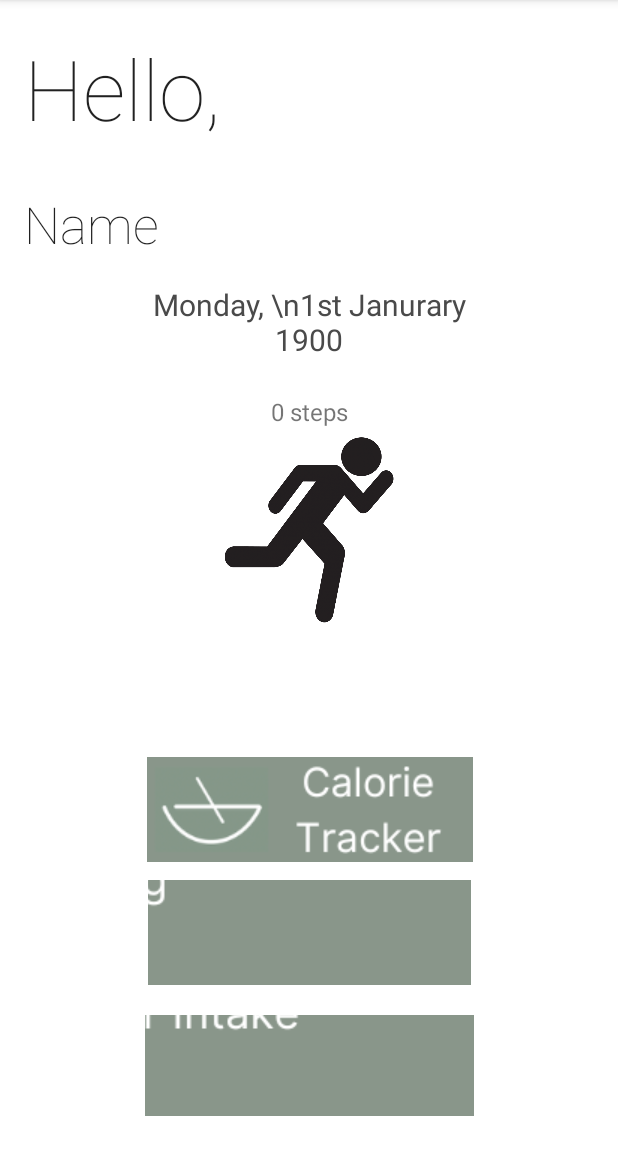
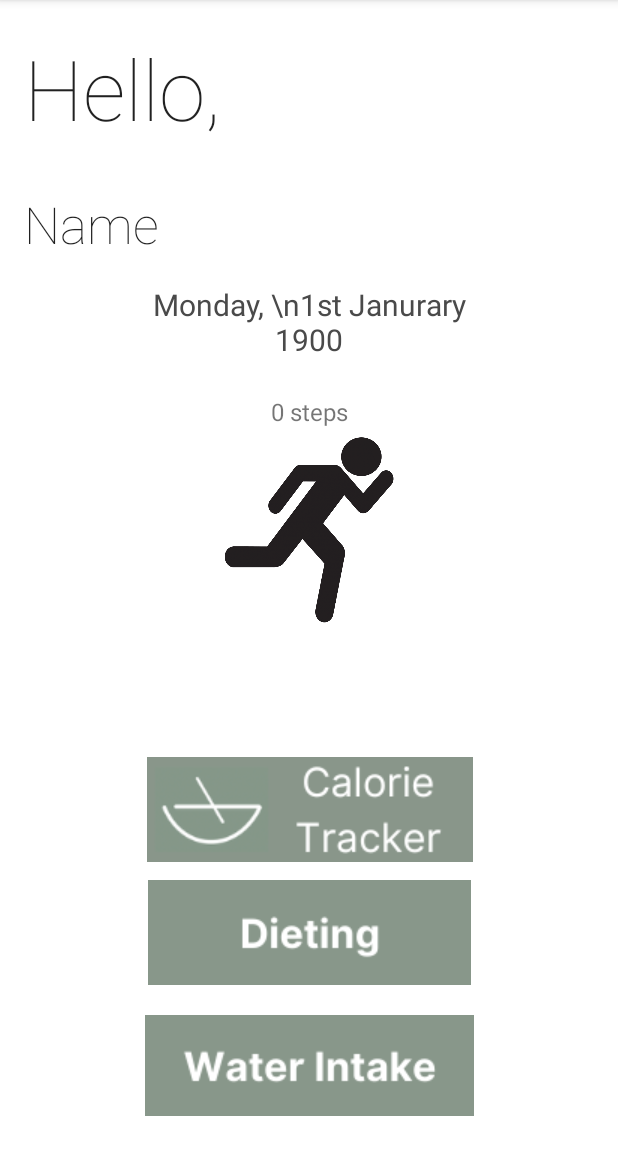
Before and after one commit to ChrisTurner-s3931227/BITS_RandomFitnessProject, an Android app: the StepCounter screen opened directly, with no data from a screen before it, on a phone screen of 412 x 824 dp, the part 84-1236 px from its top. Run offline under Robolectric (Android 15) with nearby library versions, the phone set to English and light mode, and no system bars.

Commit message:
New Assets

```diff
--- a/app/src/main/res/layout/activity_step_counter.xml
+++ b/app/src/main/res/layout/activity_step_counter.xml
@@ -106,7 +106,7 @@
         app:layout_constraintBottom_toBottomOf="parent"
         app:layout_constraintEnd_toEndOf="parent"
         app:layout_constraintStart_toStartOf="parent"
-        app:srcCompat="@drawable/water_button" />
+        app:srcCompat="@drawable/hydration2" />
 
     <ImageButton
         android:id="@+id/id_btn_diet"
@@ -115,9 +115,12 @@
         android:layout_marginBottom="20dp"
         android:adjustViewBounds="true"
         android:contentDescription="@string/sc_btn_diet"
+        android:cropToPadding="false"
+        android:scaleType="center"
         app:layout_constraintBottom_toTopOf="@+id/id_btn_waterIntake"
         app:layout_constraintEnd_toEndOf="parent"
+        app:layout_constraintHorizontal_bias="0.5"
         app:layout_constraintStart_toStartOf="parent"
-        app:srcCompat="@drawable/dieting_button" />
+        app:srcCompat="@drawable/dieting2" />
 
 </androidx.constraintlayout.widget.ConstraintLayout>
```
Also changed, not shown: app/src/main/res/drawable/dieting2.png (added), app/src/main/res/drawable/hydration2.png (added).
